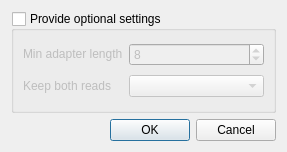
Qt form src/plugins/external_tool_support/src/trimmomatic/steps/IlluminaClipAdditionalSettingsDialog.ui (violethaze74/ugene) before a commit.
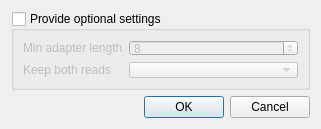
The same form after that commit.

Commit message: UGENE-6132 Size and resizing of the "Configure ILLUMINACLIP Optional Settings" dialog

Patch:
```diff
--- a/src/plugins/external_tool_support/src/trimmomatic/steps/IlluminaClipAdditionalSettingsDialog.ui
+++ b/src/plugins/external_tool_support/src/trimmomatic/steps/IlluminaClipAdditionalSettingsDialog.ui
@@ -6,10 +6,28 @@
    <rect>
     <x>0</x>
     <y>0</y>
-    <width>287</width>
-    <height>152</height>
+    <width>321</width>
+    <height>129</height>
    </rect>
   </property>
+  <property name="sizePolicy">
+   <sizepolicy hsizetype="Fixed" vsizetype="Fixed">
+    <horstretch>0</horstretch>
+    <verstretch>0</verstretch>
+   </sizepolicy>
+  </property>
+  <property name="minimumSize">
+   <size>
+    <width>321</width>
+    <height>129</height>
+   </size>
+  </property>
+  <property name="maximumSize">
+   <size>
+    <width>321</width>
+    <height>129</height>
+   </size>
+  </property>
   <property name="windowTitle">
    <string>Configure ILLUMINACLIP Optional Settings</string>
   </property>
```
The commit also changes 2 other files.
